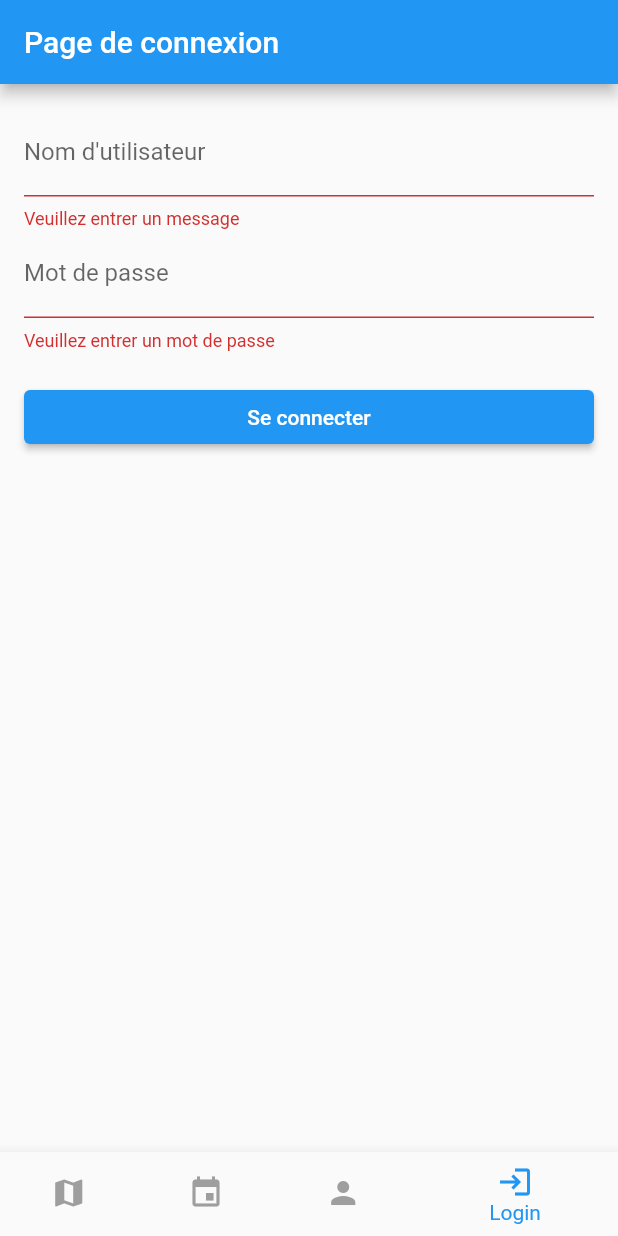
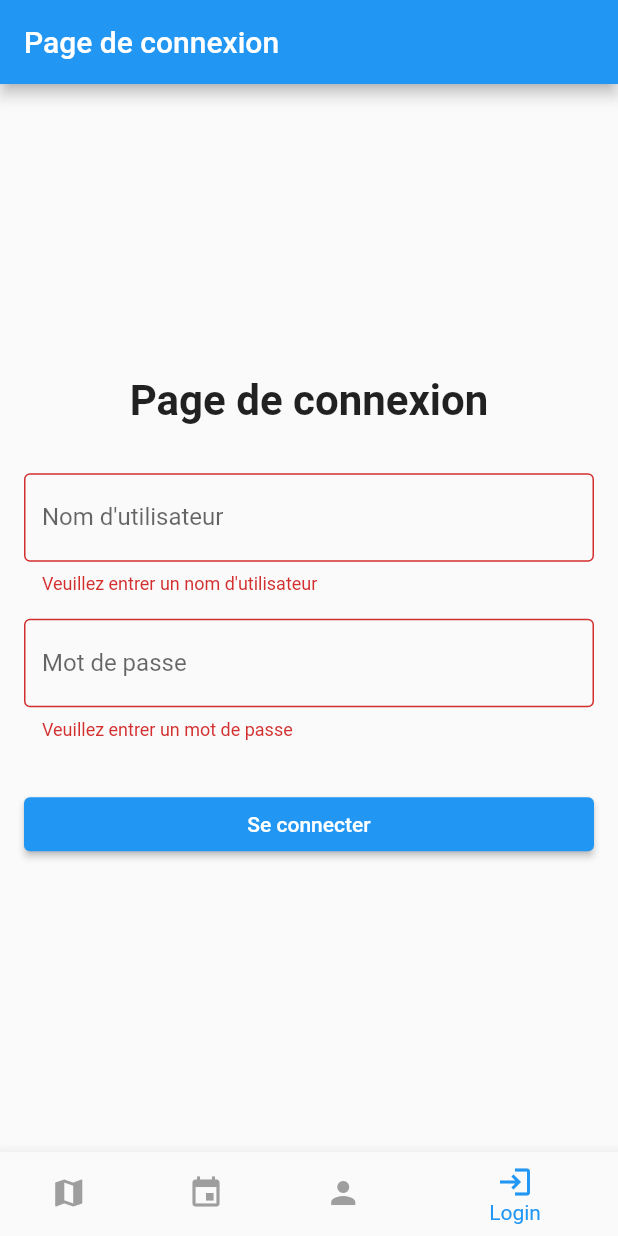
Before and after one commit to MaegIins/reunionou, a Flutter app: the screen it shows after launch, item 4 of the bottom bar chosen, after a tap on "Se connecter", on a phone screen of 412 x 824 dp. Run offline on Flutter 3.47's test engine with Material 2 defaults, Android fonts, the phone set to English and light mode, and no system bars; our stand-ins replace flutter_map, latlong2; missing offline and left inert: dart:html; network calls fail.

Commit message:
esthétisation front

```diff
--- a/lib/providers/events_provider.dart
+++ b/lib/providers/events_provider.dart
@@ -45,7 +45,8 @@ class EventsProvider {
       }).toList();
       return events;
     } else {
-      throw Exception('Failed to load events data');
+      final List<event> events = [];
+      return events;
     }
   }
 
--- a/lib/screens/LoginPage.dart
+++ b/lib/screens/LoginPage.dart
@@ -1,7 +1,9 @@
 import 'dart:convert';
+
 import 'package:flutter/material.dart';
 import 'package:http/http.dart' as http;
-import 'package:partouille/Singleton/Auth.dart';
+
+import '../Singleton/Auth.dart';
 
 // Endpoint du serveur Node.js pour générer les tokens
 const String tokenEndpoint = "http://localhost:3333/auth/signin";
@@ -16,9 +18,6 @@ class _LoginPageState extends State<LoginPage> {
   final GlobalKey<FormState> _formKey = GlobalKey<FormState>();
   final TextEditingController _usernameController = TextEditingController();
   final TextEditingController _passwordController = TextEditingController();
-
-  // Le token d'authentification généré par le serveur Node.js
-  //late String _token = "";
 
   // La fonction de connexion qui envoie les informations d'identification au serveur Node.js pour vérification
   Future<void> _login() async {
@@ -37,34 +36,27 @@ class _LoginPageState extends State<LoginPage> {
     // Si les informations d'identification sont valides, stockez le token d'authentification localement
     if (response.statusCode == 200) {
       final Map<String, dynamic> data = json.decode(response.body);
+      ScaffoldMessenger.of(context).showSnackBar(
+        SnackBar(
+          content: Text("Connexion réussie !"),
+          backgroundColor: Colors.green,
+        ),
+      );
       setState(() {
         Auth().token = data["access_token"];
         Auth().email = username;
       });
     } else {
       // Si les informations d'identification ne sont pas valides, afficher un message d'erreur
-      // ignore: use_build_context_synchronously
-      showDialog(
-        context: context,
-        builder: (BuildContext context) {
-          return AlertDialog(
-            title: Text("Erreur de connexion"),
+      ScaffoldMessenger.of(context).showSnackBar(
+        const SnackBar(
           content: Text("Nom d'utilisateur ou mot de passe incorrect."),
-            actions: <Widget>[
-              ElevatedButton(
-                child: Text("OK"),
-                onPressed: () {
-                  Navigator.of(context).pop();
-                },
+          backgroundColor: Colors.red,
         ),
-            ],
-          );
-        },
       );
     }
   }
 
-  // La fonction de déconnexion qui supprime le token d'authentification stocké localement
   void _logout() {
     setState(() {
       Auth().token = "";
@@ -74,52 +66,73 @@ class _LoginPageState extends State<LoginPage> {
 
   @override
   Widget build(BuildContext context) {
-    // Si l'utilisateur est déjà connecté, afficher une page de bienvenue
-    if (Auth().token != "") {
     return Scaffold(
-        appBar: AppBar(
-          title: Text("Bienvenue"),
+      appBar: Auth().token != ""
+          ? AppBar(
+              title: const Text("Bienvenue"),
               actions: <Widget>[
                 IconButton(
-              icon: Icon(Icons.logout),
+                  icon: const Icon(Icons.logout),
                   onPressed: () {
                     _logout();
                   },
                 ),
               ],
+            )
+          : AppBar(
+              title: const Text("Page de connexion"),
             ),
-        body: Center(
-          child: Text("Vous êtes connecté !"),
+      body: SafeArea(
+        child: Padding(
+          padding: const EdgeInsets.all(16.0),
+          child: Column(
+            mainAxisAlignment: MainAxisAlignment.center,
+            children: [
+              const Text(
+                "Page de connexion",
+                style: TextStyle(
+                  fontWeight: FontWeight.bold,
+                  fontSize: 28.0,
                 ),
-      );
-    } else {
-      // Si l'utilisateur n'est pas encore connecté, afficher la page de connexion
-      return Scaffold(
-        appBar: AppBar(
-          title: Text("Page de connexion"),
               ),
-        body: SingleChildScrollView(
-          child: Padding(
-            padding: EdgeInsets.all(16.0),
-            child: Form(
+              const SizedBox(height: 32.0),
+              Auth().token != ""
+                  ? Expanded(
+                      child: Center(
+                        child: const Text(
+                          "Vous êtes connecté",
+                          style: TextStyle(
+                            fontWeight: FontWeight.bold,
+                            fontSize: 28.0,
+                          ),
+                        ),
+                      ),
+                    )
+                  : Form(
                       key: _formKey,
                       child: Column(
-                crossAxisAlignment: CrossAxisAlignment.stretch,
-                children: <Widget>[
+                        children: [
                           TextFormField(
                             controller: _usernameController,
-                    decoration: InputDecoration(labelText: "Nom d'utilisateur"),
+                            decoration: const InputDecoration(
+                              labelText: "Nom d'utilisateur",
+                              border: OutlineInputBorder(),
+                            ),
                             validator: (value) {
                               if (value?.isEmpty ?? true) {
-                        return "Veuillez entrer un message";
+                                return "Veuillez entrer un nom d'utilisateur";
                               }
                               return null;
                             },
                           ),
+                          const SizedBox(height: 16.0),
                           TextFormField(
                             controller: _passwordController,
                             obscureText: true,
-                    decoration: InputDecoration(labelText: "Mot de passe"),
+                            decoration: const InputDecoration(
+                              labelText: "Mot de passe",
+                              border: OutlineInputBorder(),
+                            ),
                             validator: (value) {
                               if (value?.isEmpty ?? true) {
                                 return "Veuillez entrer un mot de passe";
@@ -127,21 +140,25 @@ class _LoginPageState extends State<LoginPage> {
                               return null;
                             },
                           ),
-                  SizedBox(height: 20),
-                  ElevatedButton(
+                          const SizedBox(height: 32.0),
+                          SizedBox(
+                            width: double.infinity,
+                            child: ElevatedButton(
                               onPressed: () {
                                 if (_formKey.currentState!.validate()) {
                                   _login();
                                 }
                               },
-                    child: Text("Se connecter"),
+                              child: const Text("Se connecter"),
+                            ),
                           ),
                         ],
                       ),
+                    ),
+            ],
           ),
         ),
       ),
     );
   }
 }
-}
```
Also changed, not shown: lib/screens/invite_details.dart (+10 -4 lines), lib/screens/test.dart (added). Lines whose indentation alone changed are shown as unchanged.
